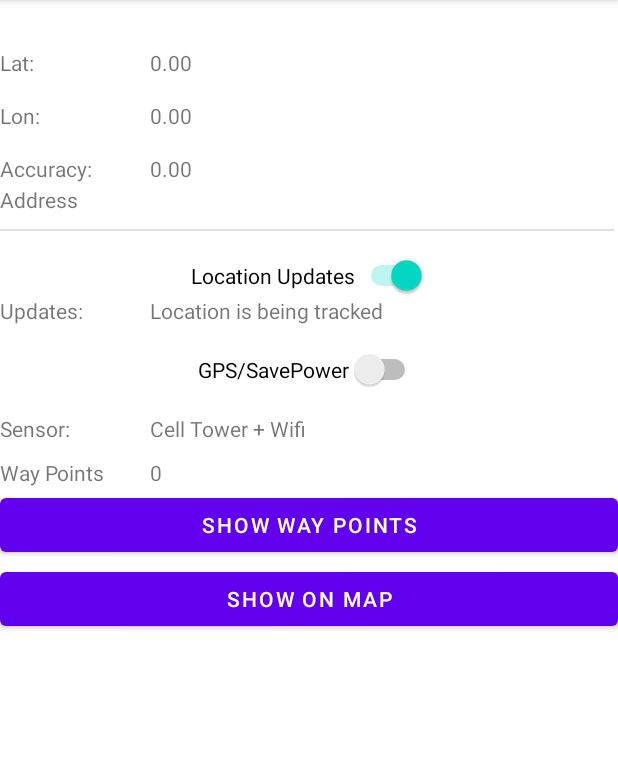
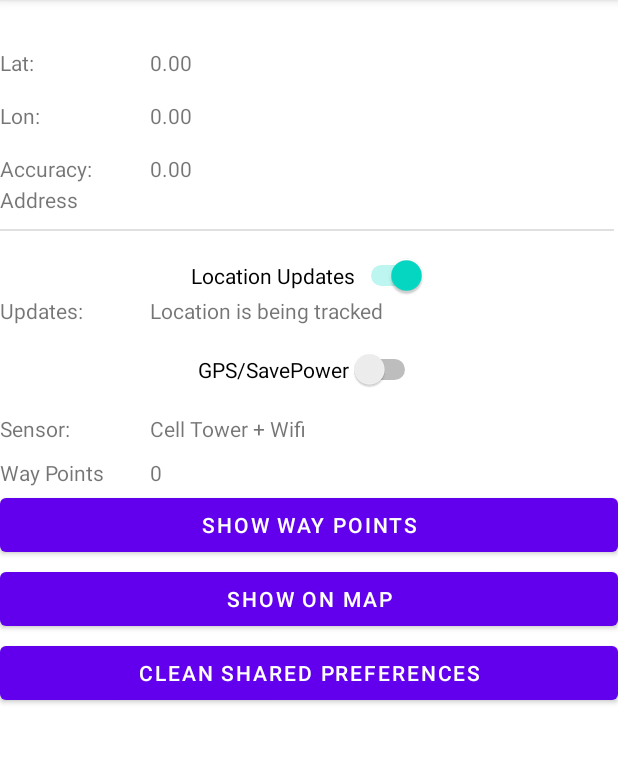
Before and after one commit to AlexBruma0/StrollSafe, an Android app: the PWDLocationInformationActivity screen opened directly, with no data from a screen before it, on a phone screen of 412 x 824 dp, the part 84-847 px from its top. Run offline under Robolectric (Android 15) with nearby library versions, the phone set to English and light mode, and no system bars.

```diff
--- a/app/src/main/res/layout/activity_pwd_location_information.xml
+++ b/app/src/main/res/layout/activity_pwd_location_information.xml
@@ -190,6 +190,15 @@
         app:layout_constraintStart_toStartOf="parent"
         app:layout_constraintTop_toBottomOf="@+id/btn_showWayPoints" />
 
+    <Button
+        android:id="@+id/btn_cleanSharedPreferences"
+        android:layout_width="0dp"
+        android:layout_height="wrap_content"
+        android:layout_marginTop="1dp"
+        android:text="Clean Shared Preferences"
+        app:layout_constraintEnd_toEndOf="parent"
+        app:layout_constraintStart_toStartOf="parent"
+        app:layout_constraintTop_toBottomOf="@+id/btn_showMap" />
 
 
 </androidx.constraintlayout.widget.ConstraintLayout>
```
Also changed, not shown: app/src/main/java/com/example/strollsafe/ui/location/PWDLocationInformationActivity.java (+32 -11 lines).
